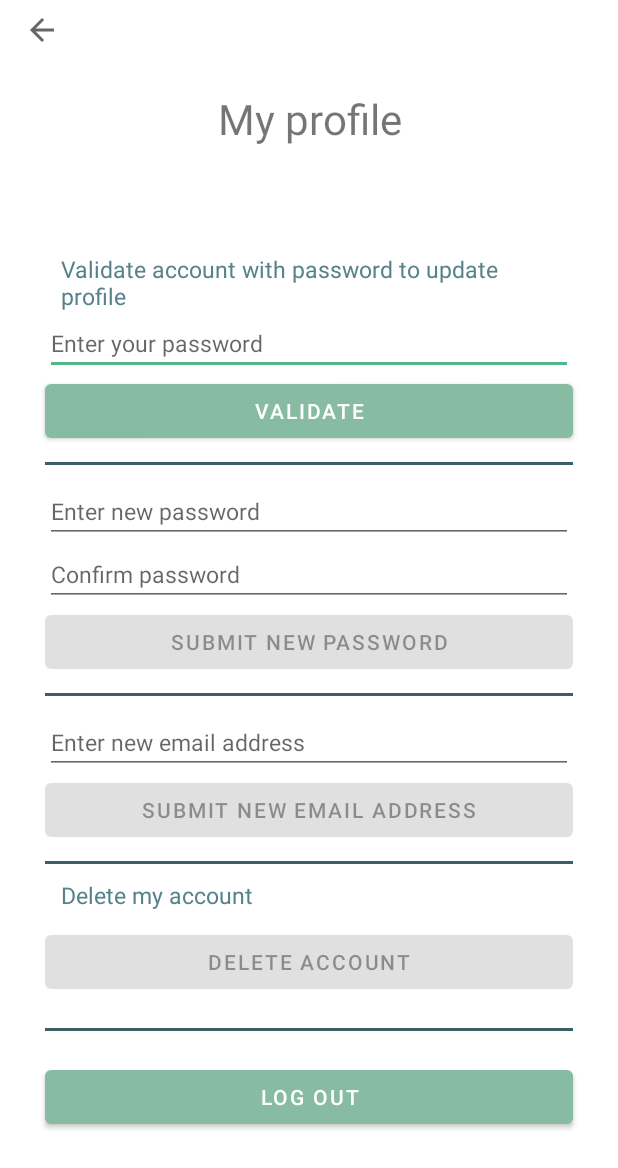
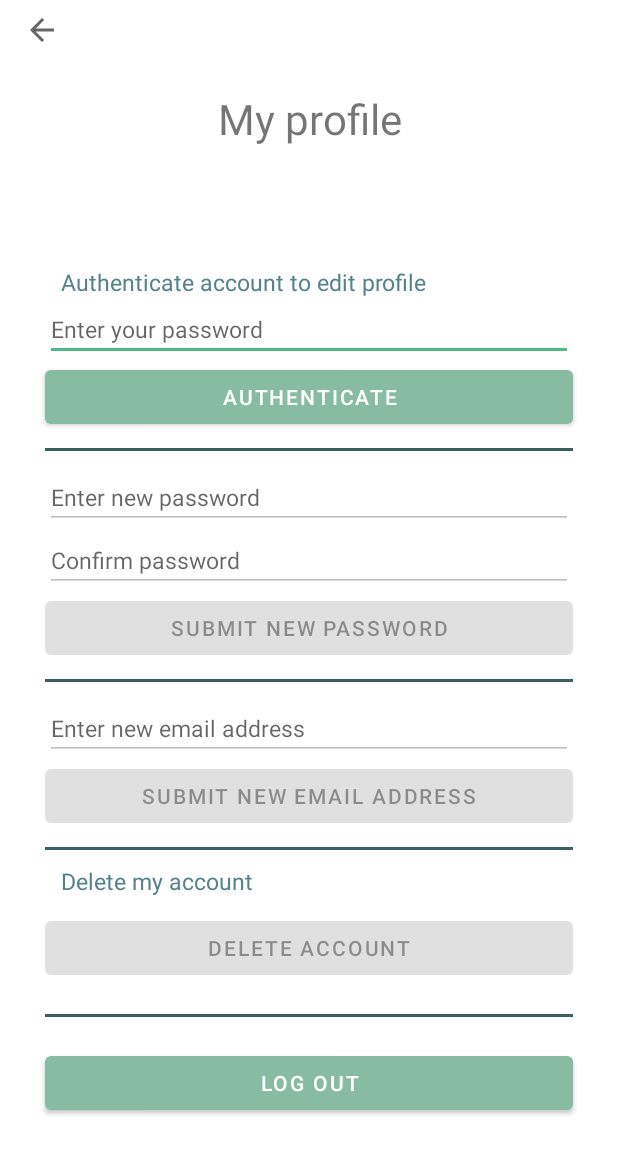
Before and after one commit to gunnrd/todo-app, an Android app: the screen it shows after launch once a user with an empty profile is signed in (MyProfileActivity), after a tap on "My profile", on a phone screen of 412 x 824 dp. Shown: the top 1168 px of the screen. Run offline under Robolectric (Android 15) with nearby library versions, the phone set to English and light mode, and no system bars; our stand-ins replace Firebase (no records; nobody signed in at launch, a user with empty details on screens opened directly).

Commit message:
Minor changes and code cleanup

```diff
--- a/app/src/main/java/com/example/todoapp/MyProfileActivity.kt
+++ b/app/src/main/java/com/example/todoapp/MyProfileActivity.kt
@@ -7,17 +7,16 @@ import android.widget.EditText
 import android.widget.Toast
 import androidx.appcompat.app.AlertDialog
 import androidx.appcompat.app.AppCompatActivity
+import androidx.core.view.isVisible
 import com.google.firebase.auth.EmailAuthProvider
 import com.google.firebase.auth.FirebaseAuth
 import kotlinx.android.synthetic.main.activity_my_profile.*
 import kotlinx.android.synthetic.main.activity_my_profile.inputNewPassword
-import java.util.regex.Matcher
 import java.util.regex.Pattern
 
 class MyProfileActivity : AppCompatActivity() {
 
     private var auth = FirebaseAuth.getInstance()
-    private lateinit var matcher: Matcher
 
     override fun onCreate(savedInstanceState: Bundle?) {
         super.onCreate(savedInstanceState)
@@ -28,7 +27,7 @@ class MyProfileActivity : AppCompatActivity() {
         supportActionBar?.setDisplayShowHomeEnabled(true)
         supportActionBar?.setDisplayShowTitleEnabled(false)
 
-        buttonDisableHandler()
+        disableHandler()
 
         buttonValidateUser.setOnClickListener {
             validateUser()
@@ -66,18 +65,14 @@ class MyProfileActivity : AppCompatActivity() {
 
         currentUser?.let { user ->
             val credential = EmailAuthProvider.getCredential(user.email!!, password)
+
             user.reauthenticate(credential).addOnCompleteListener { update ->
-
                 if (update.isSuccessful) {
-                    Toast.makeText(this, "Account validated", Toast.LENGTH_SHORT).show()
-                    inputCurrentPassword.text.clear()
-                    buttonEnableHandler()
-
-                    val textChangeValidate = "Account validated!"
-                    textValidateAccountInfo.text = textChangeValidate
-                    inputCurrentPassword.isEnabled = false
-                    buttonValidateUser.isEnabled = false
-
+                    val textChangeOnAuthtentication = "Account successfully authenticated"
+                    textValidateAccountInfo.text = textChangeOnAuthtentication
+                    inputCurrentPassword.isVisible = false
+                    buttonValidateUser.isVisible = false
+                    enableHandler()
                 } else {
                     Toast.makeText(this, "Authentication failed", Toast.LENGTH_SHORT).show()
                 }
@@ -90,6 +85,7 @@ class MyProfileActivity : AppCompatActivity() {
 
         auth.currentUser?.let { updatePassword ->
             val alert = AlertDialog.Builder(this)
+
             alert.setTitle("Update password")
             alert.setMessage("Do you want to change password?")
 
@@ -155,6 +151,7 @@ class MyProfileActivity : AppCompatActivity() {
 
         auth.currentUser?.let { updateEmailAddress ->
             val alert = AlertDialog.Builder(this)
+
             alert.setTitle("Update email")
             alert.setMessage("Do you want to change email address?")
 
@@ -239,15 +236,21 @@ class MyProfileActivity : AppCompatActivity() {
         alert.show()
     }
 
-    private fun buttonEnableHandler() {
+    private fun enableHandler() {
         buttonSubmitNewPassword.isEnabled = true
         buttonSubmitNewEmail.isEnabled = true
         buttonDeleteUser.isEnabled = true
+        inputNewPassword.isEnabled = true
+        inputConfirmNewPassword.isEnabled = true
+        inputChangeEmail.isEnabled = true
     }
 
-    private fun buttonDisableHandler() {
+    private fun disableHandler() {
         buttonSubmitNewPassword.isEnabled = false
         buttonSubmitNewEmail.isEnabled = false
         buttonDeleteUser.isEnabled = false
+        inputNewPassword.isEnabled = false
+        inputConfirmNewPassword.isEnabled = false
+        inputChangeEmail.isEnabled = false
     }
 }
--- a/app/src/main/java/com/example/todoapp/RegisterActivity.kt
+++ b/app/src/main/java/com/example/todoapp/RegisterActivity.kt
@@ -57,6 +57,7 @@ class RegisterActivity : AppCompatActivity() {
 
     private fun verifyEmail() {
         val user = auth.currentUser
+
         user!!.sendEmailVerification().addOnCompleteListener(this) { sendVerification ->
             if (sendVerification.isSuccessful) {
                 Toast.makeText(this, "Verification email sent to " + user.email, Toast.LENGTH_SHORT).show()
--- a/app/src/main/java/com/example/todoapp/TaskListActivity.kt
+++ b/app/src/main/java/com/example/todoapp/TaskListActivity.kt
@@ -58,7 +58,6 @@ class TaskListActivity : AppCompatActivity() {
 
         buttonMyProfile.setOnClickListener {
             startActivity(Intent(this, MyProfileActivity::class.java))
-            println("test")
         }
 
         buttonChangeTheme.setOnClickListener {
@@ -83,6 +82,7 @@ class TaskListActivity : AppCompatActivity() {
 
         alert.setTitle("Delete list")
         alert.setMessage("This will delete the list permanently!")
+
         alert.setPositiveButton("Delete") { _, _ ->
             taskList.listTitle?.let {
                 reference.child(it).removeValue()
@@ -98,8 +98,10 @@ class TaskListActivity : AppCompatActivity() {
 
     private fun deleteAllLists() {
         val alert = AlertDialog.Builder(this)
+
         alert.setTitle("Delete all lists")
         alert.setMessage("Warning! This will ALL lists permanently!")
+
         alert.setPositiveButton("Delete") { _, _ ->
             reference.removeValue()
         }
--- a/app/src/main/res/values/strings_user.xml
+++ b/app/src/main/res/values/strings_user.xml
@@ -17,10 +17,10 @@
 
     <string name="register">Register</string>
     <string name="enter_current_password">Enter your password</string>
-    <string name="validate_user">Validate</string>
+    <string name="validate_user">Authenticate</string>
     <string name="enter_new_password">Enter new password</string>
     <string name="enter_new_email_address">Enter new email address</string>
-    <string name="validate">Validate account with password to update profile</string>
+    <string name="validate">Authenticate account to edit profile</string>
     <string name="submit_password">Submit new password</string>
     <string name="submit_email">Submit new email address</string>
     <string name="delete_account">Delete my account</string>
```
Also changed, not shown: app/src/main/java/com/example/todoapp/TaskItemsActivity.kt (+9 -5 lines).
